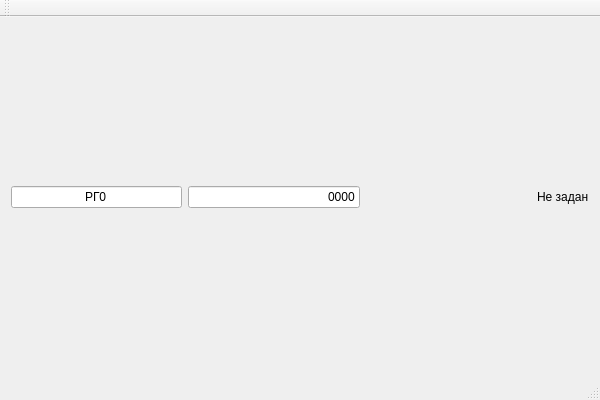
Before: the Qt Designer form DeviceVS/DeviceVS.ui in AleksandrKajl/DeviceVS, drawn with Qt 5.
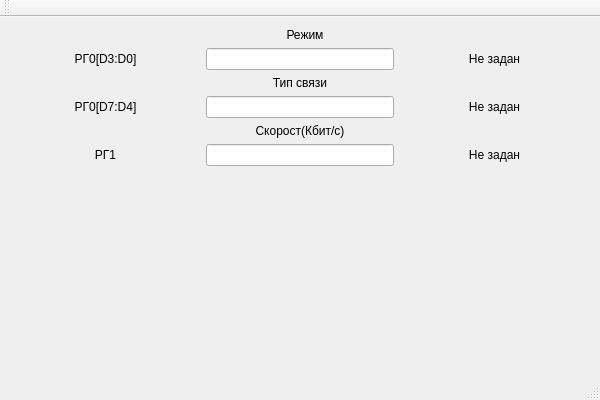
After: the same form once the commit is applied.

```diff
--- a/DeviceVS/DeviceVS.ui
+++ b/DeviceVS/DeviceVS.ui
@@ -15,58 +15,216 @@
   </property>
   <widget class="QWidget" name="centralWidget">
    <layout class="QGridLayout" name="gridLayout">
+    <item row="3" column="1">
+     <widget class="QLabel" name="label_7">
+      <property name="text">
+       <string>Скорост(Кбит/c)</string>
+      </property>
+      <property name="alignment">
+       <set>Qt::AlignCenter</set>
+      </property>
+     </widget>
+    </item>
+    <item row="2" column="1">
+     <layout class="QGridLayout" name="gridLayout_5">
+      <item row="0" column="1">
+       <widget class="QLineEdit" name="lineEdit_2">
+        <property name="sizePolicy">
+         <sizepolicy hsizetype="Preferred" vsizetype="Preferred">
+          <horstretch>0</horstretch>
+          <verstretch>0</verstretch>
+         </sizepolicy>
+        </property>
+        <property name="alignment">
+         <set>Qt::AlignCenter</set>
+        </property>
+       </widget>
+      </item>
+      <item row="0" column="0">
+       <widget class="QLabel" name="label_3">
+        <property name="sizePolicy">
+         <sizepolicy hsizetype="Minimum" vsizetype="Maximum">
+          <horstretch>0</horstretch>
+          <verstretch>0</verstretch>
+         </sizepolicy>
+        </property>
+        <property name="layoutDirection">
+         <enum>Qt::LeftToRight</enum>
+        </property>
+        <property name="text">
+         <string>РГ0[D7:D4]</string>
+        </property>
+        <property name="alignment">
+         <set>Qt::AlignCenter</set>
+        </property>
+       </widget>
+      </item>
+      <item row="0" column="2">
+       <widget class="QLabel" name="label_4">
+        <property name="text">
+         <string>Не задан</string>
+        </property>
+        <property name="alignment">
+         <set>Qt::AlignCenter</set>
+        </property>
+       </widget>
+      </item>
+     </layout>
+    </item>
+    <item row="1" column="1">
+     <layout class="QVBoxLayout" name="verticalLayout_2">
+      <item>
+       <widget class="QLabel" name="label_6">
+        <property name="text">
+         <string>Тип связи</string>
+        </property>
+        <property name="alignment">
+         <set>Qt::AlignCenter</set>
+        </property>
+       </widget>
+      </item>
+     </layout>
+    </item>
+    <item row="4" column="1">
+     <layout class="QGridLayout" name="gridLayout_6">
+      <item row="0" column="0">
+       <widget class="QLabel" name="label_8">
+        <property name="sizePolicy">
+         <sizepolicy hsizetype="Minimum" vsizetype="Maximum">
+          <horstretch>0</horstretch>
+          <verstretch>0</verstretch>
+         </sizepolicy>
+        </property>
+        <property name="layoutDirection">
+         <enum>Qt::LeftToRight</enum>
+        </property>
+        <property name="text">
+         <string>РГ1</string>
+        </property>
+        <property name="alignment">
+         <set>Qt::AlignCenter</set>
+        </property>
+       </widget>
+      </item>
+      <item row="0" column="1">
+       <widget class="QLineEdit" name="lineEdit_3">
+        <property name="sizePolicy">
+         <sizepolicy hsizetype="Preferred" vsizetype="Preferred">
+          <horstretch>0</horstretch>
+          <verstretch>0</verstretch>
+         </sizepolicy>
+        </property>
+        <property name="alignment">
+         <set>Qt::AlignCenter</set>
+        </property>
+       </widget>
+      </item>
+      <item row="0" column="2">
+       <widget class="QLabel" name="label_9">
+        <property name="text">
+         <string>Не задан</string>
+        </property>
+        <property name="alignment">
+         <set>Qt::AlignCenter</set>
+        </property>
+       </widget>
+      </item>
+     </layout>
+    </item>
     <item row="0" column="1">
-     <widget class="QLineEdit" name="lineEdit">
-      <property name="layoutDirection">
-       <enum>Qt::LeftToRight</enum>
+     <layout class="QGridLayout" name="gridLayout_2">
+      <property name="sizeConstraint">
+       <enum>QLayout::SetDefaultConstraint</enum>
       </property>
-      <property name="inputMask">
-       <string notr="true"/>
-      </property>
-      <property name="text">
-       <string>0000</string>
-      </property>
-      <property name="maxLength">
-       <number>32000</number>
-      </property>
-      <property name="alignment">
-       <set>Qt::AlignRight|Qt::AlignTrailing|Qt::AlignVCenter</set>
-      </property>
-     </widget>
+      <item row="1" column="1">
+       <widget class="QLineEdit" name="lineEdit">
+        <property name="sizePolicy">
+         <sizepolicy hsizetype="Preferred" vsizetype="Preferred">
+          <horstretch>0</horstretch>
+          <verstretch>0</verstretch>
+         </sizepolicy>
+        </property>
+        <property name="alignment">
+         <set>Qt::AlignCenter</set>
+        </property>
+       </widget>
+      </item>
+      <item row="0" column="0" colspan="3">
+       <layout class="QVBoxLayout" name="verticalLayout" stretch="0">
+        <property name="spacing">
+         <number>0</number>
+        </property>
+        <property name="sizeConstraint">
+         <enum>QLayout::SetDefaultConstraint</enum>
+        </property>
+        <property name="leftMargin">
+         <number>10</number>
+        </property>
+        <property name="topMargin">
+         <number>0</number>
+        </property>
+        <item>
+         <widget class="QLabel" name="label_5">
+          <property name="sizePolicy">
+           <sizepolicy hsizetype="Minimum" vsizetype="Fixed">
+            <horstretch>0</horstretch>
+            <verstretch>0</verstretch>
+           </sizepolicy>
+          </property>
+          <property name="text">
+           <string>Режим</string>
+          </property>
+          <property name="alignment">
+           <set>Qt::AlignCenter</set>
+          </property>
+         </widget>
+        </item>
+       </layout>
+      </item>
+      <item row="1" column="2">
+       <widget class="QLabel" name="label_2">
+        <property name="text">
+         <string>Не задан</string>
+        </property>
+        <property name="alignment">
+         <set>Qt::AlignCenter</set>
+        </property>
+       </widget>
+      </item>
+      <item row="1" column="0">
+       <widget class="QLabel" name="label">
+        <property name="sizePolicy">
+         <sizepolicy hsizetype="Minimum" vsizetype="Maximum">
+          <horstretch>0</horstretch>
+          <verstretch>0</verstretch>
+         </sizepolicy>
+        </property>
+        <property name="layoutDirection">
+         <enum>Qt::LeftToRight</enum>
+        </property>
+        <property name="text">
+         <string>РГ0[D3:D0]</string>
+        </property>
+        <property name="alignment">
+         <set>Qt::AlignCenter</set>
+        </property>
+       </widget>
+      </item>
+     </layout>
     </item>
-    <item row="0" column="3">
-     <widget class="QLabel" name="label_2">
-      <property name="text">
-       <string>Не задан</string>
-      </property>
-     </widget>
-    </item>
-    <item row="0" column="2">
-     <spacer name="horizontalSpacer_2">
+    <item row="5" column="1">
+     <spacer name="verticalSpacer">
       <property name="orientation">
-       <enum>Qt::Horizontal</enum>
+       <enum>Qt::Vertical</enum>
       </property>
       <property name="sizeHint" stdset="0">
        <size>
-        <width>40</width>
-        <height>20</height>
+        <width>20</width>
+        <height>40</height>
        </size>
       </property>
      </spacer>
     </item>
-    <item row="0" column="0">
-     <widget class="QLineEdit" name="lineEdit_2">
-      <property name="text">
-       <string>РГ0</string>
-      </property>
-      <property name="alignment">
-       <set>Qt::AlignCenter</set>
-      </property>
-      <property name="readOnly">
-       <bool>true</bool>
-      </property>
-     </widget>
-    </item>
    </layout>
   </widget>
   <widget class="QMenuBar" name="menuBar">
```
